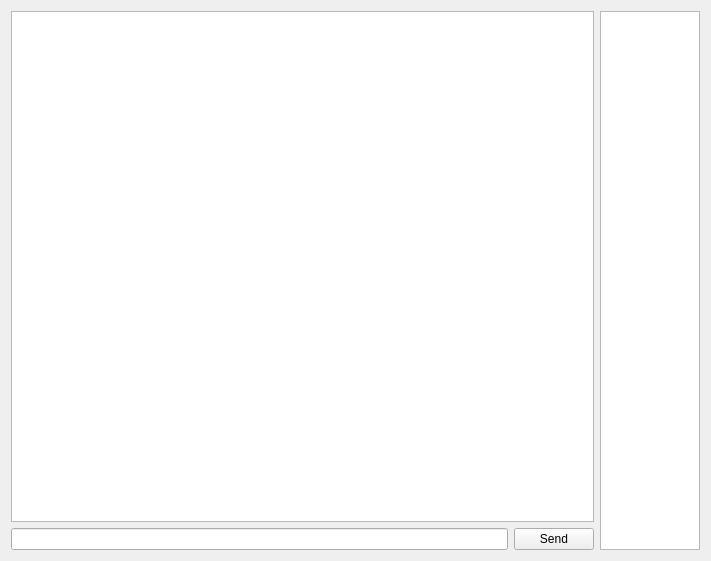
Before: the Qt Designer form ui/textchannel.ui in Jan5u/jakki, drawn with Qt 5.
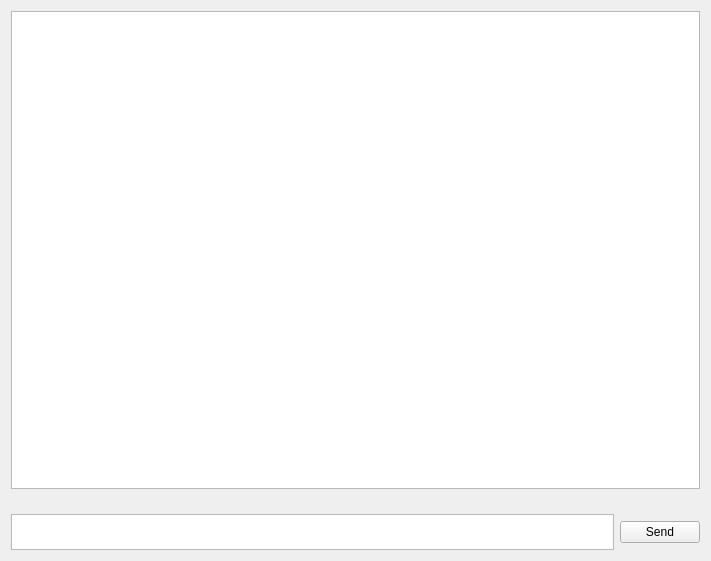
After: the same form once the commit is applied.

What changed in the file:
```diff
--- a/ui/textchannel.ui
+++ b/ui/textchannel.ui
@@ -17,16 +17,54 @@
    <item>
     <layout class="QVBoxLayout" name="verticalLayout">
      <item>
-      <widget class="QTextEdit" name="textEdit">
-       <property name="readOnly">
+      <widget class="QTextBrowser" name="textBrowser">
+       <property name="openExternalLinks">
         <bool>true</bool>
        </property>
       </widget>
      </item>
+     <item>
+      <widget class="QLabel" name="typingLabel">
+       <property name="text">
+        <string/>
+       </property>
+       <property name="styleSheet">
+        <string>color: rgb(150, 150, 150); font-size: 11px; padding-left: 4px;</string>
+       </property>
+      </widget>
+     </item>
      <item>
       <layout class="QHBoxLayout" name="horizontalLayout_3">
        <item>
-        <widget class="QLineEdit" name="messageLineEdit"/>
+        <widget class="QTextEdit" name="messageLineEdit">
+         <property name="sizePolicy">
+          <sizepolicy hsizetype="Expanding" vsizetype="Preferred">
+           <horstretch>0</horstretch>
+           <verstretch>0</verstretch>
+          </sizepolicy>
+         </property>
+         <property name="minimumSize">
+          <size>
+           <width>0</width>
+           <height>36</height>
+          </size>
+         </property>
+         <property name="maximumSize">
+          <size>
+           <width>16777215</width>
+           <height>150</height>
+          </size>
+         </property>
+         <property name="verticalScrollBarPolicy">
+          <enum>Qt::ScrollBarPolicy::ScrollBarAsNeeded</enum>
+         </property>
+         <property name="tabChangesFocus">
+          <bool>true</bool>
+         </property>
+         <property name="acceptRichText">
+          <bool>false</bool>
+         </property>
+        </widget>
        </item>
        <item>
         <widget class="QPushButton" name="sendButton">
@@ -39,16 +77,6 @@
      </item>
     </layout>
    </item>
-   <item>
-    <widget class="QTreeView" name="treeView">
-     <property name="maximumSize">
-      <size>
-       <width>100</width>
-       <height>16777215</height>
-      </size>
-     </property>
-    </widget>
-   </item>
   </layout>
  </widget>
  <resources/>
```
